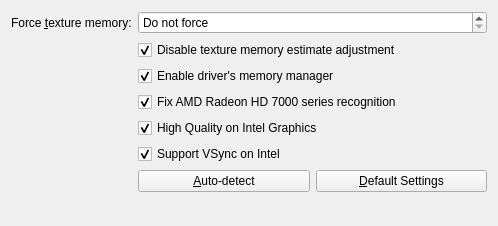
haffmans/graphics-rules-maker, file src/plugins/sims2bodyshop/sims2bodyshopsettings.ui: the form before one commit.
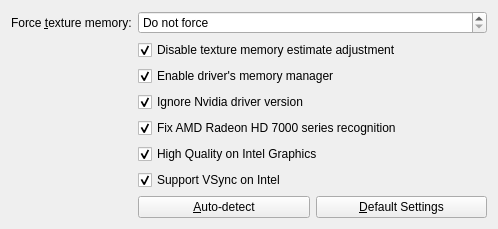
The form after the commit.

Commit message:
Sims 2 Stories, Body Shop: Add tweak to ignore Nvidia driver version
Nvidia seems to have reverted to using lower version numbers again, for
very recent GeForce cards. This disables some things like anti-aliasing
in the stories games. This tweak comments out the parts that deal with
these specific version numbers.

Fixes #10

Diff of the .ui file:
```diff
--- a/src/plugins/sims2bodyshop/sims2bodyshopsettings.ui
+++ b/src/plugins/sims2bodyshop/sims2bodyshopsettings.ui
@@ -82,6 +82,22 @@
     </widget>
    </item>
    <item row="3" column="1">
+    <widget class="QCheckBox" name="ignoreNvidiaDriverVersion">
+     <property name="toolTip">
+      <string>Ignore a low driver version of Nvidia.</string>
+     </property>
+     <property name="whatsThis">
+      <string>&lt;html&gt;&lt;head/&gt;&lt;body&gt;&lt;p&gt;New drivers of Nvidia sometimes report a low version number. This can lower some quality settings, even though the driver is new enough to support the better quality settings. This tweak disables some checks based on the version number of the driver, and picks the best possible options.&lt;/p&gt;&lt;/body&gt;&lt;/html&gt;</string>
+     </property>
+     <property name="text">
+      <string>Ignore Nvidia driver version</string>
+     </property>
+     <property name="checked">
+      <bool>true</bool>
+     </property>
+    </widget>
+   </item>
+   <item row="4" column="1">
     <widget class="QCheckBox" name="radeonHd7000Fix">
      <property name="toolTip">
       <string>Do not force low quality on Radeon HD 7000 series graphics cards (as opposed to the older Radeon 7000 series).</string>
@@ -97,7 +113,7 @@
      </property>
     </widget>
    </item>
-   <item row="4" column="1">
+   <item row="5" column="1">
     <widget class="QCheckBox" name="intelHigh">
      <property name="toolTip">
       <string>Allow high quality graphics for most recent Intel Graphics cards.</string>
@@ -113,7 +129,7 @@
      </property>
     </widget>
    </item>
-   <item row="5" column="1">
+   <item row="6" column="1">
     <widget class="QCheckBox" name="intelVsync">
      <property name="toolTip">
       <string>Enable VSync for Intel Graphics cards. May cause (or solve) flickering graphics and/or UI.</string>
@@ -129,7 +145,7 @@
      </property>
     </widget>
    </item>
-   <item row="6" column="1">
+   <item row="7" column="1">
     <layout class="QHBoxLayout" name="defaultsLayout" stretch="0,0">
      <item>
       <widget class="QPushButton" name="autodetect">
```
Left out of the diff: 1 changed line with no effect on the pictures. The commit also changes 19 other files.
